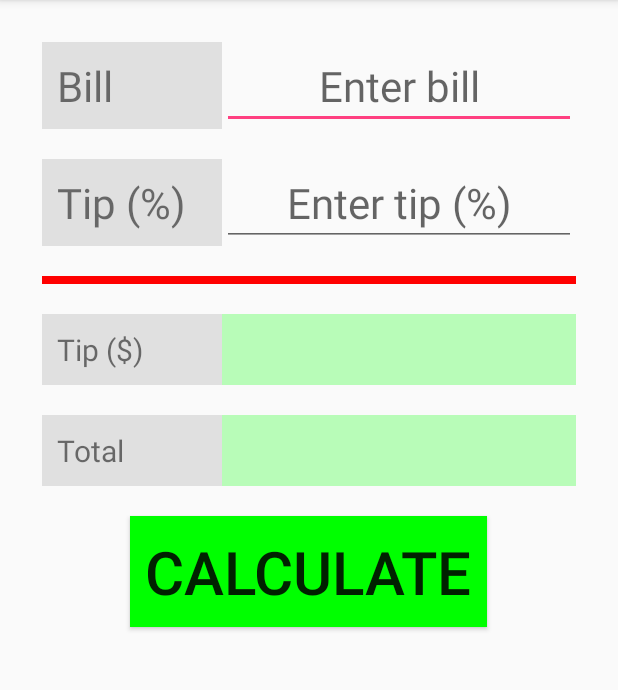
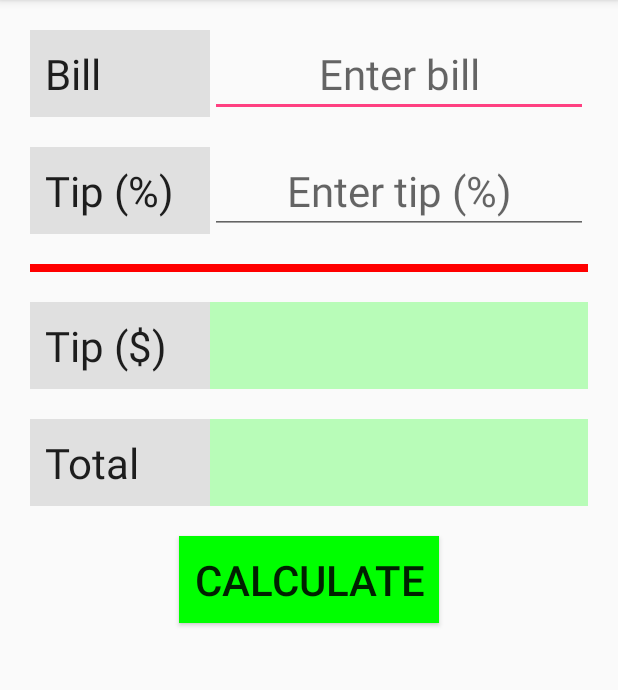
Before and after one commit to rrtran/Java-and-XML, an Android app: the screen it shows after launch (MainActivity), on a phone screen of 412 x 824 dp, the part 84-774 px from its top. Run offline under Robolectric (Android 15) with nearby library versions, the phone set to English and light mode, and no system bars.

Commit message:
Completed version 3
- Implemented controller logic
- Defined styles
- Applied user-defined styles to each element in the user interface
- Adjusted function name in the model from TipAmount to tipAmount (camelcase)

```diff
--- a/app/src/main/AndroidManifest.xml
+++ b/app/src/main/AndroidManifest.xml
@@ -7,12 +7,12 @@
         android:icon="@mipmap/ic_launcher"
         android:label="@string/app_name"
         android:roundIcon="@mipmap/ic_launcher_round"
-        android:supportsRtl="true"
-        android:theme="@style/AppTheme">
+        android:theme="@style/AppTheme"
+        android:supportsRtl="true">
         <activity
             android:name=".MainActivity"
-            android:exported="true"
-            android:screenOrientation="portrait">
+            android:screenOrientation="portrait"
+            android:exported="true">
             <intent-filter>
                 <action android:name="android.intent.action.MAIN" />
 
--- a/app/src/main/java/com/example/helloandroid/MainActivity.java
+++ b/app/src/main/java/com/example/helloandroid/MainActivity.java
@@ -3,11 +3,43 @@ package com.example.helloandroid;
 import androidx.appcompat.app.AppCompatActivity;
 
 import android.os.Bundle;
+import android.util.Log;
+import android.view.View;
+import android.widget.TextView;
+import android.widget.EditText;
+
+import java.text.NumberFormat;
 
 public class MainActivity extends AppCompatActivity {
+    private TipCalculator tipCalc;
+    public NumberFormat money = NumberFormat.getCurrencyInstance();
     @Override
     protected void onCreate(Bundle savedInstanceState) {
         super.onCreate(savedInstanceState);
+        tipCalc = new TipCalculator(0.17f, 100.0f);
         setContentView(R.layout.activity_main);
     }
+
+    public void calculate(View v) {
+        Log.w("MainActiity", "v = " + v);
+        EditText billEditText = (EditText) findViewById(R.id.amount_bill);
+        EditText tipEditText = (EditText) findViewById(R.id.amount_tip_percent);
+        String billString = billEditText.getText().toString();
+        String tipString = tipEditText.getText().toString();
+        TextView tipTextView = (TextView)findViewById(R.id.amount_tip);
+        TextView totalTextView = (TextView)findViewById(R.id.amount_total);
+        try {
+            float billAmount = Float.parseFloat(billString);
+            int tipPercent = Integer.parseInt(tipString);
+            //update model
+            tipCalc.setBill(billAmount);
+            tipCalc.setTip(0.01f * tipPercent);
+            float tip = tipCalc.tipAmount();
+            float total = tipCalc.totalAmount();
+            tipTextView.setText(money.format(tip));
+            totalTextView.setText(money.format(total));
+        } catch (NumberFormatException nfe) {
+
+        }
+    }
 }
--- a/app/src/main/java/com/example/helloandroid/TipCalculator.java
+++ b/app/src/main/java/com/example/helloandroid/TipCalculator.java
@@ -27,11 +27,11 @@ public class TipCalculator {
             bill = newBill;
     }
 
-    public float TipAmount() {
+    public float tipAmount() {
         return bill * tip;
     }
 
     public float totalAmount() {
-        return bill + TipAmount();
+        return bill + tipAmount();
     }
 }
--- a/app/src/main/res/layout/activity_main.xml
+++ b/app/src/main/res/layout/activity_main.xml
@@ -4,63 +4,41 @@
     xmlns:tools="http://schemas.android.com/tools"
     android:layout_width="match_parent"
     android:layout_height="match_parent"
-    android:paddingBottom="@dimen/activity_vertical_margin"
-    android:paddingLeft="@dimen/activity_horizontal_margin"
-    android:paddingRight="@dimen/activity_horizontal_margin"
-    android:paddingTop="@dimen/activity_vertical_margin"
     tools:context="com.example.helloandroid.MainActivity">
 
     <TextView
         android:id="@+id/label_bill"
-        android:layout_width="wrap_content"
-        android:layout_height="wrap_content"
+        style="@style/LabelStyle"
+        android:layout_marginLeft="20dp"
         android:layout_marginTop="20dp"
-        android:layout_marginLeft="20dp"
-        android:padding="10dp"
         android:minWidth="120dp"
-        android:textSize="28sp"
-        android:background="@color/lightGray"
         android:text="@string/label_bill" />
 
     <EditText
         android:id="@+id/amount_bill"
-        android:layout_width="wrap_content"
-        android:layout_height="wrap_content"
-        android:padding="10dp"
+        style="@style/InputStyle"
+        android:layout_alignBottom="@+id/label_bill"
+        android:layout_alignParentRight="true"
         android:layout_marginRight="20dp"
         android:layout_toRightOf="@+id/label_bill"
-        android:layout_alignBottom="@+id/label_bill"
-        android:layout_alignParentRight="true"
-        android:textSize="28sp"
-        android:gravity="center"
-        android:textColor="@color/darkBlue"
         android:hint="@string/amount_bill_hint"
         android:inputType="numberDecimal" />
 
     <TextView
         android:id="@+id/label_tip_percent"
-        android:layout_width="wrap_content"
-        android:layout_height="wrap_content"
-        android:padding="10dp"
+        style="@style/LabelStyle"
         android:layout_marginTop="20dp"
         android:layout_below="@+id/label_bill"
         android:layout_alignLeft="@+id/label_bill"
         android:layout_alignRight="@+id/label_bill"
-        android:textSize="28sp"
-        android:background="@color/lightGray"
         android:text="@string/label_tip_percent"/>
 
     <EditText
         android:id="@+id/amount_tip_percent"
-        android:layout_width="wrap_content"
-        android:layout_height="wrap_content"
-        android:padding="10dp"
+        style="@style/InputStyle"
         android:layout_toRightOf="@+id/label_tip_percent"
         android:layout_alignBottom="@+id/label_tip_percent"
         android:layout_alignRight="@+id/amount_bill"
-        android:textSize="28sp"
-        android:gravity="center"
-        android:textColor="@color/darkBlue"
         android:hint="@string/amount_tip_percent_hint"
         android:inputType="number" />
     <!-- red line -->
@@ -76,60 +54,41 @@
 
     <TextView
         android:id="@+id/label_tip"
-        android:layout_width="wrap_content"
-        android:layout_height="wrap_content"
+        style="@style/LabelStyle"
         android:layout_marginTop="20dp"
-        android:padding="10dp"
         android:layout_below="@id/red_line"
         android:layout_alignLeft="@+id/label_bill"
         android:layout_alignRight="@+id/label_bill"
-        android:textSize="20sp"
-        android:background="@color/lightGray"
         android:text="@string/label_tip"/>
 
         <TextView
             android:id="@+id/amount_tip"
-            android:layout_width="wrap_content"
-            android:layout_height="wrap_content"
-            android:padding="10dp"
+            style="@style/OutputStyle"
             android:layout_toRightOf="@+id/label_tip"
             android:layout_alignBottom="@+id/label_tip"
-            android:layout_alignRight="@id/amount_bill"
-            android:background="@color/lightGreen"
-            android:gravity="center"
-            android:textSize="20sp"/>
+            android:layout_alignRight="@id/amount_bill"/>
 
         <TextView
             android:id="@+id/label_total"
-            android:layout_width="wrap_content"
-            android:layout_height="wrap_content"
+            style="@style/LabelStyle"
             android:layout_marginTop="20dp"
-            android:padding="10dp"
             android:layout_below="@id/label_tip"
             android:layout_alignLeft="@+id/label_bill"
             android:layout_alignRight="@+id/label_bill"
-            android:textSize="20sp"
-            android:background="@color/lightGray"
             android:text="@string/label_total"/>
 
     <TextView
         android:id="@+id/amount_total"
-        android:layout_width="wrap_content"
-        android:layout_height="wrap_content"
+        style="@style/OutputStyle"
         android:layout_alignRight="@id/amount_bill"
         android:layout_alignBottom="@+id/label_total"
-        android:layout_toRightOf="@+id/label_total"
-        android:background="@color/lightGreen"
-        android:padding="10dp"
-        android:textSize="20sp" />
+        android:layout_toRightOf="@+id/label_total" />
 
     <Button
-        android:layout_width="wrap_content"
-        android:layout_height="wrap_content"
+        style="@style/ButtonStyle"
         android:layout_marginTop="20dp"
-        android:padding="10dp"
         android:layout_centerHorizontal="true"
         android:layout_below="@+id/amount_total"
-        android:background="@color/darkGreen"
-        android:text="@string/button_calculate"/>
+        android:text="@string/button_calculate"
+        android:onClick="calculate"/>
 </RelativeLayout>
--- a/app/src/main/res/values/styles.xml
+++ b/app/src/main/res/values/styles.xml
@@ -6,4 +6,31 @@
         <item name="colorPrimaryDark">@color/colorPrimaryDark</item>
         <item name="colorAccent">@color/colorAccent</item>
     </style>
+
+    <style name="TextStyle" parent="@android:style/TextAppearance">
+        <item name="android:layout_height">wrap_content</item>
+        <item name="android:layout_width">wrap_content</item>
+        <item name="android:textSize">28sp</item>
+        <item name="android:padding">10dp</item>
+    </style>
+
+    <style name="LabelStyle" parent="TextStyle">
+        <item name="android:background">@color/lightGray</item>
+    </style>
+
+    <style name="CenteredTextStyle" parent="TextStyle">
+        <item name="android:gravity">center</item>
+    </style>
+
+    <style name="InputStyle" parent="CenteredTextStyle">
+        <item name="android:textColor">@color/darkBlue</item>
+    </style>
+
+    <style name="OutputStyle" parent="CenteredTextStyle">
+        <item name="android:background">@color/lightGreen</item>
+    </style>
+
+    <style name="ButtonStyle" parent="TextStyle">
+        <item name="android:background">@color/darkGreen</item>
+    </style>
 </resources>
```
